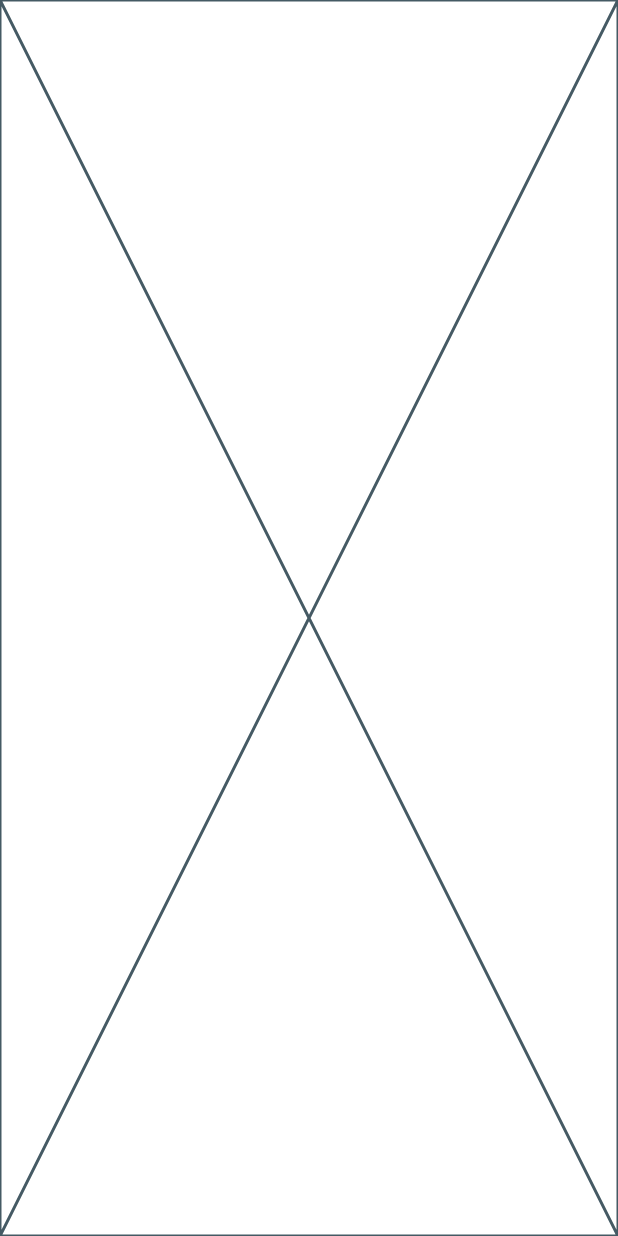
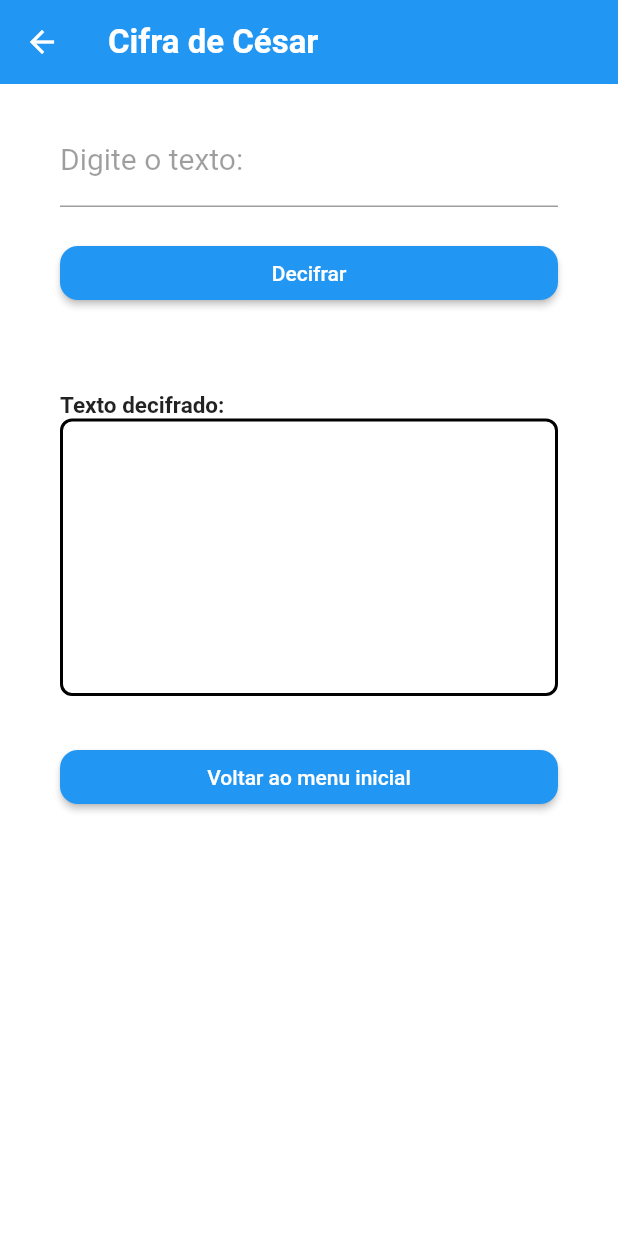
Before and after one commit to PedroLucasFernandes/app-decripta-texto, a Flutter app: the screen it shows after launch, after a tap on "Cifra de César", on a phone screen of 412 x 824 dp. Run offline on Flutter 3.47's test engine with Material 2 defaults, Android fonts, the phone set to English and light mode, and no system bars.

Commit message:
feat: add César and Vigenère pages

```diff
--- a/lib/main.dart
+++ b/lib/main.dart
@@ -15,6 +15,7 @@ class MyApp extends StatelessWidget {
         "/cifradecesar" : (context) => CesarPage(),
         "/cifradevigenere" : (context) => VigenerePage(),
       },
+      debugShowCheckedModeBanner: false,
       home: HomePage(),
     );
   }
--- a/lib/pages/cifradecesar.dart
+++ b/lib/pages/cifradecesar.dart
@@ -4,6 +4,93 @@ class CesarPage extends StatelessWidget {
 
   @override
   Widget build(BuildContext context) {
-    return const Placeholder();
+    return Scaffold(
+      appBar: AppBar(
+        elevation: 0,
+        title: Text(
+          "Cifra de César",
+          style: TextStyle(
+            fontSize: 22,
+            fontWeight: FontWeight.bold,
+          ),
+        ),
+      ),
+      body: Container(
+        padding: EdgeInsets.only(
+          top: 20,
+          left: 40,
+          right: 40,
+        ),
+        color: Colors.white,
+        child: ListView(
+          children: <Widget>[
+            TextFormField(
+              decoration: InputDecoration(
+                labelText: "Digite o texto:",
+                labelStyle: TextStyle(
+                  color: Colors.black38,
+                  fontWeight: FontWeight.w400,
+                  fontSize: 20,
+                ),
+              ),
+            ),
+            SizedBox(height: 20,),
+            ElevatedButton(
+              style: ButtonStyle(
+                backgroundColor: MaterialStatePropertyAll(Colors.blue),
+                shape: MaterialStatePropertyAll(
+                  RoundedRectangleBorder(
+                    borderRadius: BorderRadius.circular(12),
+                  ),
+                ),
+              ),
+              onPressed: () {
+
+              },
+              child: Text("Decifrar"),
+            ),
+            SizedBox(height: 55,),
+            Text(
+              "Texto decifrado:",
+              style: TextStyle(
+                fontSize: 15,
+                fontWeight: FontWeight.bold,
+              ),
+            ),
+            Container(
+              padding: EdgeInsets.all(80.0),
+              decoration: BoxDecoration(
+                border: Border.all(
+                  color: Colors.black,
+                  width: 2.0,
+                ),
+                borderRadius: BorderRadius.circular(8.0),
+              ),
+              child: Text(
+                "",
+                style: TextStyle(
+                  fontSize: 18.0,
+                ),
+              ),
+            ),
+            SizedBox(height: 30,),
+            ElevatedButton(
+              style: ButtonStyle(
+                backgroundColor: MaterialStatePropertyAll(Colors.blue),
+                shape: MaterialStatePropertyAll(
+                  RoundedRectangleBorder(
+                    borderRadius: BorderRadius.circular(12),
+                  ),
+                ),
+              ),
+              onPressed: () {
+                Navigator.pop(context);
+            },
+            child: Text("Voltar ao menu inicial")
+            ),
+          ],
+        ),
+      ),
+    );
   }
 }
--- a/lib/pages/homepage.dart
+++ b/lib/pages/homepage.dart
@@ -13,7 +13,7 @@ class HomePage extends StatelessWidget {
           style: TextStyle(
             color: Colors.black,
             fontWeight: FontWeight.bold,
-            fontSize: 20,
+            fontSize: 22,
           ),
         ),
       ),
```
Also changed, not shown: lib/pages/cifradevigenere.dart (+88 -1 lines).
